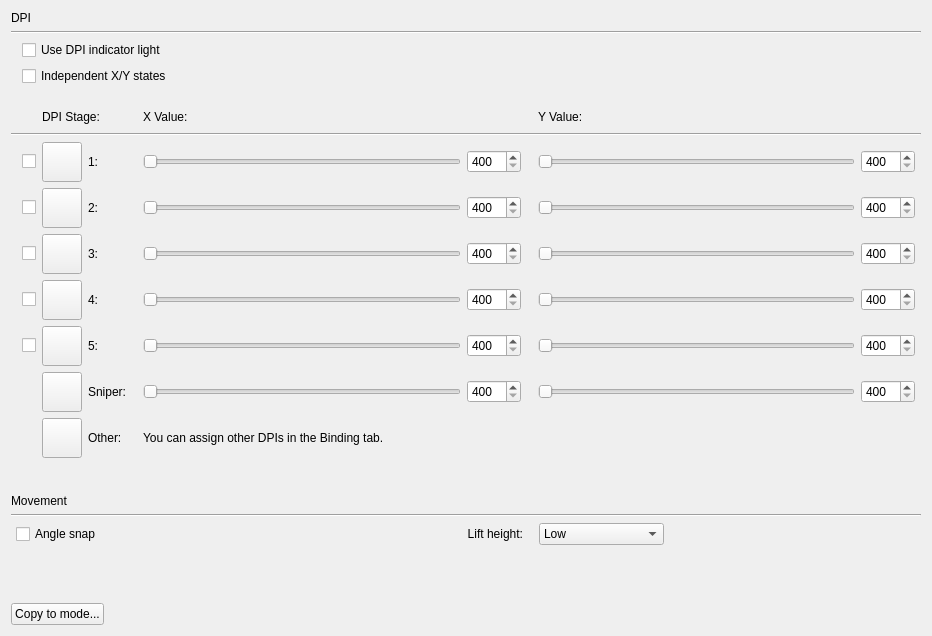
ckb-next/ckb-next, file src/ckb/mperfwidget.ui: the form before one commit.
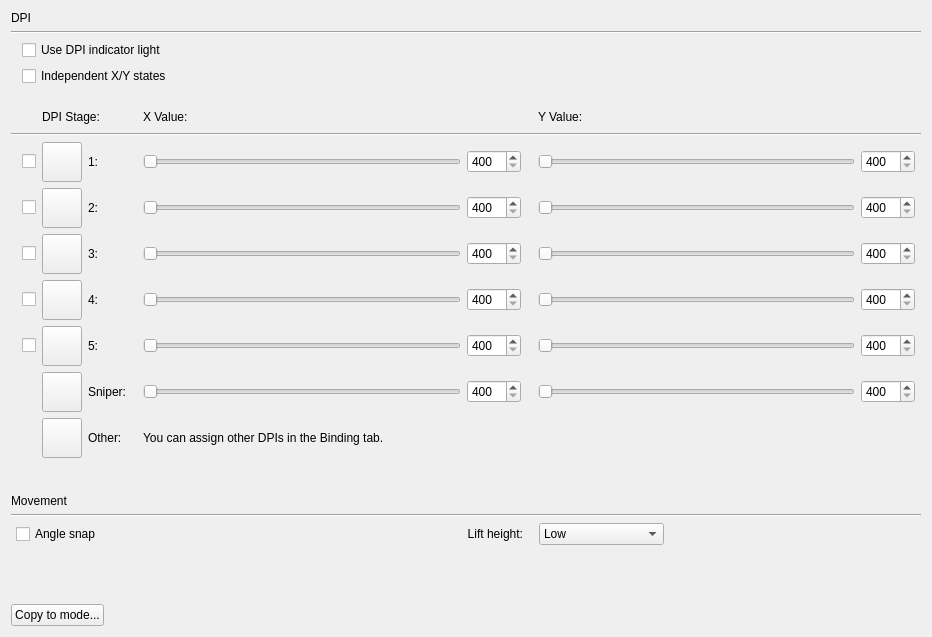
The form after the commit. Custom widgets are drawn as their Qt base class.

Commit message: (ckb) Fixed DPI sliders not actually doing anything (ckb) DPI sliders now use a lograithmic scale

Diff of the .ui file:
```diff
--- a/src/ckb/mperfwidget.ui
+++ b/src/ckb/mperfwidget.ui
@@ -7,7 +7,7 @@
     <x>0</x>
     <y>0</y>
     <width>932</width>
-    <height>636</height>
+    <height>637</height>
    </rect>
   </property>
   <property name="windowTitle">
```
Left out of the diff: 109 changed lines with no effect on the pictures. The commit also changes 3 other files.
